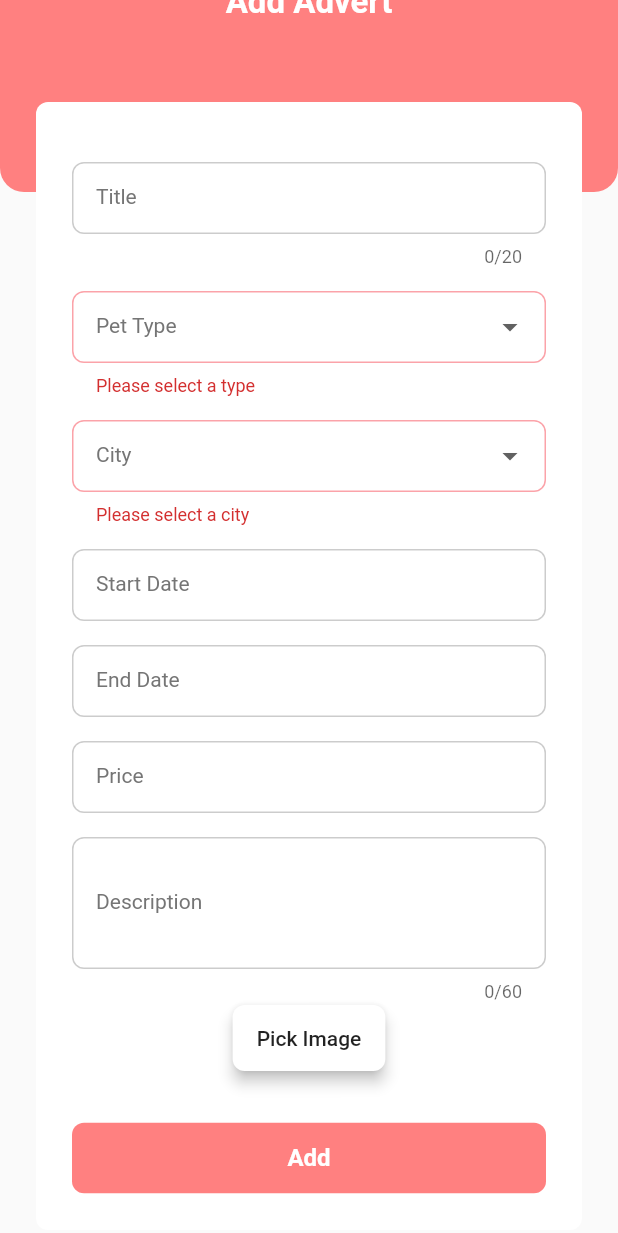
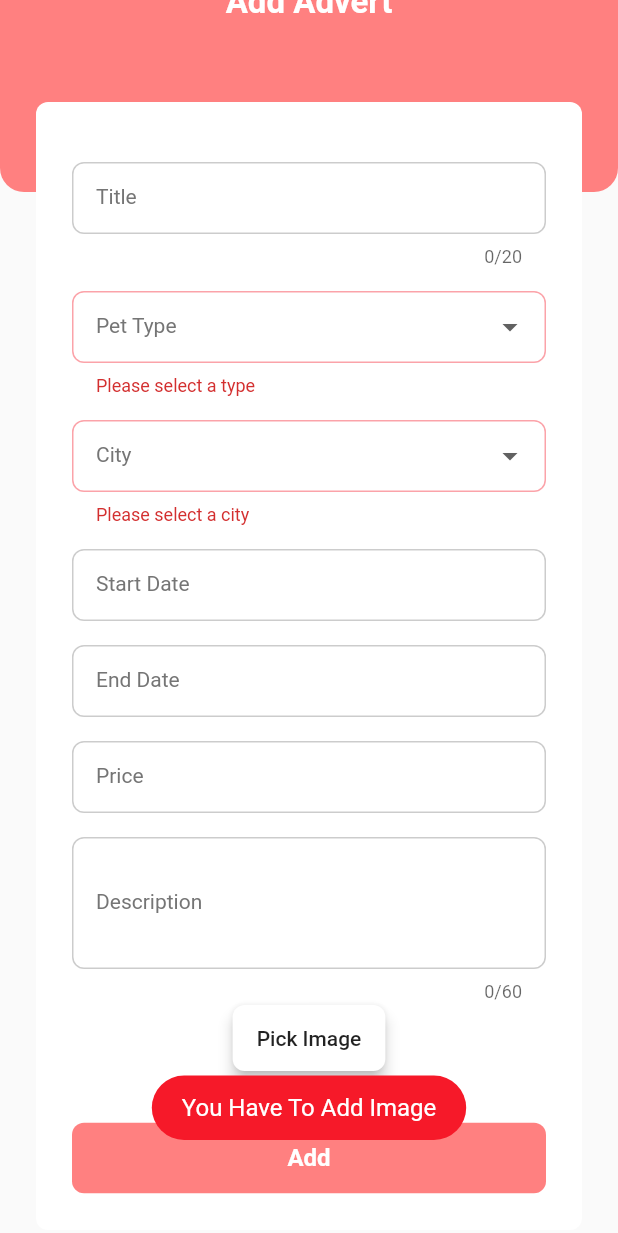
Before and after one commit to Software-Engineering-Hoot/hootApp, a Flutter app: the AddAdvert screen opened directly, scrolled down 102 dp, after a tap on "Add", on a phone screen of 412 x 824 dp. Shown: the top 1233 px of the screen. Run offline on Flutter 3.47's test engine with Material 2 defaults, Android fonts, the phone set to English and light mode, and no system bars; drawn by our look-alikes of datetime_picker_formfield, nb_utils; our stand-ins replace bloc, cached_network_image, carousel_slider, cloud_firestore, firebase_auth, firebase_core and 5 more; missing offline and left inert: dart:ffi, test; accounts and stored records are empty.

Commit message:
image must added

```diff
--- a/lib/posts/view/add_advert.dart
+++ b/lib/posts/view/add_advert.dart
@@ -1,12 +1,12 @@
 import 'dart:io';
 
 import 'package:carousel_slider/carousel_slider.dart';
-import 'package:flutter/foundation.dart';
 import 'package:flutter/material.dart';
 import 'package:hoot/posts/models/advert_model.dart';
 import 'package:hoot/posts/service/advert.dart';
 import 'package:hoot/posts/utils/colors.dart';
 import 'package:hoot/posts/utils/constant.dart';
+import 'package:hoot/posts/utils/custom_methods.dart';
 import 'package:hoot/posts/view/dashboard.dart';
 import 'package:hoot/posts/widgets/common_app_component.dart';
 import 'package:hoot/posts/widgets/custom/date_picker_widget.dart';
@@ -147,7 +147,7 @@ class AddAdvertState extends State<AddAdvert> {
                       advert.startDate = value as String;
                     },
                     onChanged: (dynamic value) {
-                      advert.startDate = value.toString() as String;
+                      advert.startDate = value.toString();
                     },
                     readOnly: false,
                   ),
@@ -166,7 +166,7 @@ class AddAdvertState extends State<AddAdvert> {
                       advert.endDate = value as String;
                     },
                     onChanged: (dynamic value) {
-                      advert.endDate = value.toString() as String;
+                      advert.endDate = value.toString();
                     },
                     readOnly: false,
                   ),
@@ -205,7 +205,7 @@ class AddAdvertState extends State<AddAdvert> {
                   ),
                   AppButton(
                     onTap: pickImage,
-                    child: const Text("Pick Image"),
+                    child: const Text('Pick Image'),
                   ),
                   16.height,
                   FutureBuilder<void>(
@@ -245,8 +245,10 @@ class AddAdvertState extends State<AddAdvert> {
                     width: context.width(),
                     elevation: 0,
                     onTap: () async {
-                      if (_formKey.currentState!.validate()) {
+                      if (_formKey.currentState!.validate() &&
+                          _imageFileList!.isNotEmpty) {
                         const SnackBarPage();
+
                         await _advertService
                             .addAdvertWithBackEnd(advert, _imageFileList!)
                             .then((value) {
@@ -258,6 +260,16 @@ class AddAdvertState extends State<AddAdvert> {
                             );
                           }
                         });
+                      } else {
+                        await Fluttertoast.showToast(
+                          msg: "You Have To Add Image",
+                          toastLength: Toast.LENGTH_LONG,
+                          gravity: ToastGravity.BOTTOM,
+                          timeInSecForIosWeb: 2,
+                          backgroundColor: redColor,
+                          textColor: Colors.white,
+                          fontSize: 16,
+                        );
                       }
                     },
                     child: Text('Add', style: boldTextStyle(color: white)),
--- a/lib/posts/view/edit_advert.dart
+++ b/lib/posts/view/edit_advert.dart
@@ -2,20 +2,17 @@ import 'dart:io';
 
 import 'package:carousel_slider/carousel_slider.dart';
 import 'package:flutter/material.dart';
-import 'package:flutter/services.dart';
 import 'package:hoot/posts/models/advert_model.dart';
 import 'package:hoot/posts/service/advert.dart';
 import 'package:hoot/posts/utils/colors.dart';
 import 'package:hoot/posts/utils/constant.dart';
 import 'package:hoot/posts/view/dashboard.dart';
-import 'package:hoot/posts/view/home.dart';
 import 'package:hoot/posts/widgets/common_app_component.dart';
 import 'package:hoot/posts/widgets/custom/date_picker_widget.dart';
 import 'package:hoot/posts/widgets/custom_widgets.dart';
 import 'package:image_picker/image_picker.dart';
+import 'package:intl/intl.dart';
 import 'package:nb_utils/nb_utils.dart';
-import 'package:intl/intl.dart';
-import 'package:http/http.dart' as http;
 
 class EditAdvert extends StatefulWidget {
   EditAdvert({
```
